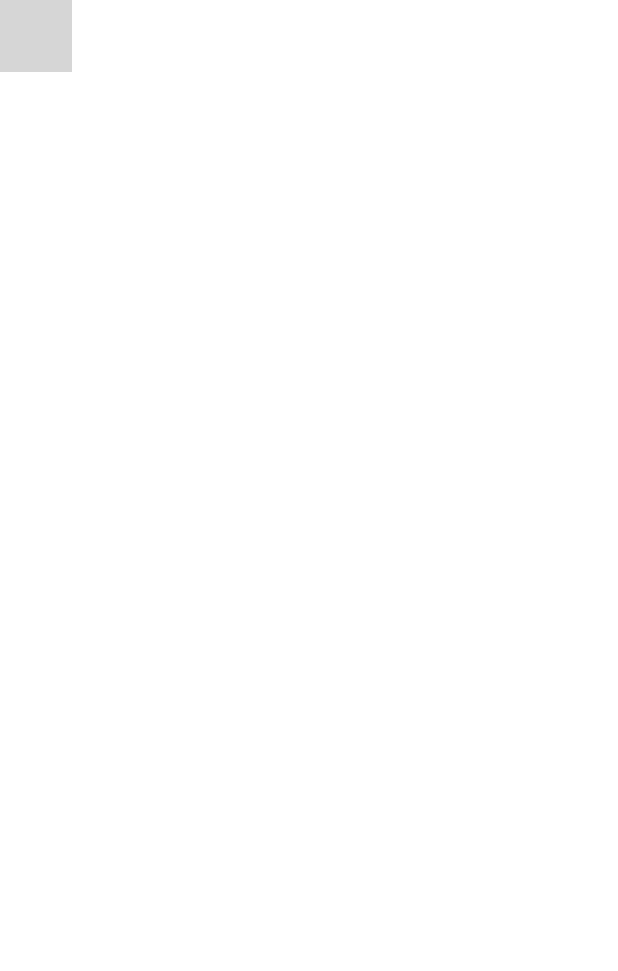
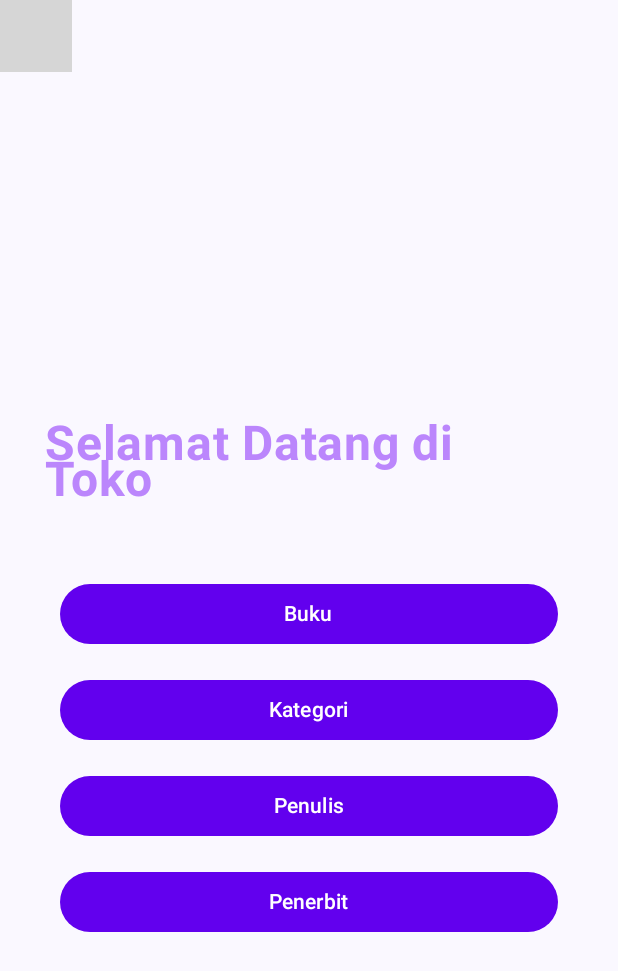
Before and after one commit to tiarahasnabila/A2_0004, an Android app built with Jetpack Compose: the composable PengelolaHalaman shown on its own in the app's theme, on a phone screen of 412 x 824 dp. Shown: the top 971 px of the screen. Run offline under Robolectric (Android 15) with nearby library versions, the light colour scheme and no system bars; 5 statements that could not run were skipped; grey boxes are pictures that could not be loaded.

Commit message:
menambahkan Halaman Home untuk mengeset Tampilan Ui nya

```diff
--- /dev/null
+++ b/app/src/main/java/com/example/uaspam/ui/HalamanHome.kt
@@ -0,0 +1,139 @@
+package com.example.uaspam.ui
+
+import androidx.compose.foundation.layout.Arrangement
+import androidx.compose.foundation.layout.Box
+import androidx.compose.foundation.layout.Column
+import androidx.compose.foundation.layout.fillMaxSize
+import androidx.compose.foundation.layout.fillMaxWidth
+import androidx.compose.foundation.layout.padding
+import androidx.compose.material3.Button
+import androidx.compose.material3.ButtonDefaults
+import androidx.compose.material3.Scaffold
+import androidx.compose.material3.Text
+import androidx.compose.runtime.Composable
+import androidx.compose.runtime.LaunchedEffect
+import androidx.compose.runtime.collectAsState
+import androidx.compose.runtime.getValue
+import androidx.compose.ui.Alignment
+import androidx.compose.ui.Modifier
+import androidx.compose.ui.res.colorResource
+import androidx.compose.ui.text.font.FontWeight
+import androidx.compose.ui.unit.dp
+import androidx.compose.ui.unit.sp
+import androidx.lifecycle.viewmodel.compose.viewModel
+import com.example.uaspam.R
+import com.example.uaspam.ui.ViewModel.HalamanHomeViewModel
+import com.example.uaspam.ui.navigation.DestinasiNavigasi
+import com.example.uaspam.ui.navigation.TopAppBarHome
+
+object DestinasiHalamanHome : DestinasiNavigasi {
+    override val route = "halamanhome"
+    override val titleRes = "Halaman Utama"
+}
+
+
+@Composable
+fun HalamanHome(
+    viewModel: HalamanHomeViewModel = viewModel(),
+    onNavigateToBuku: () -> Unit = {},
+    onNavigateToKategori: () -> Unit = {},
+    onNavigateToPenulis: () -> Unit ={},
+    modifier: Modifier = Modifier
+) {
+    val uiState by viewModel.uiState.collectAsState()
+
+    Scaffold(
+        topBar = {
+            TopAppBarHome()
+        },
+        modifier = modifier
+    )
+
+    {
+
+            innerPadding ->
+        Box(
+            modifier = Modifier
+                .fillMaxSize()
+                .padding(innerPadding),
+            contentAlignment = Alignment.Center
+        ) {
+            Column(
+                horizontalAlignment = Alignment.CenterHorizontally,
+                verticalArrangement = Arrangement.spacedBy(16.dp)
+            ) {
+                Text(
+                    text = "Selamat Datang di Toko",
+                    modifier = Modifier.padding(30.dp),
+                    color = colorResource(id = R.color.purple_200),
+                    fontSize = 32.sp,
+                    fontWeight = FontWeight.Bold,
+                )
+
+                Button(
+                    modifier = modifier
+                        .fillMaxWidth()
+                        .padding(start = 40.dp, end = 40.dp),
+                    colors = ButtonDefaults.buttonColors(
+                        containerColor = colorResource(id = R.color.purple_500)
+                    ),
+                    onClick = { viewModel.navigateToBuku() },
+
+                    ) {
+                    Text(
+
+                        text = "Buku")
+                }
+
+                Button(
+                    modifier = modifier
+                        .fillMaxWidth()
+                        .padding(start = 40.dp, end = 40.dp),
+                    colors = ButtonDefaults.buttonColors(
+                        containerColor = colorResource(id = R.color.purple_500)),
+                    onClick = { viewModel.navigateToKategori() }
+                ) {
+                    Text(text = "Kategori")
+                }
+
+                Button(
+                    modifier = modifier
+                        .fillMaxWidth()
+                        .padding(start = 40.dp, end = 40.dp),
+                    colors = ButtonDefaults.buttonColors(
+                        containerColor = colorResource(id = R.color.purple_500)),
+                    onClick = { viewModel.navigateToPenulis() }
+                ) {
+                    Text(text = "Penulis")
+                }
+
+                Button(
+                    modifier = modifier
+                        .fillMaxWidth()
+                        .padding(start = 40.dp, end = 40.dp),
+                    colors = ButtonDefaults.buttonColors(
+                        containerColor = colorResource(id = R.color.purple_500)),
+                    onClick = { viewModel.navigateToPenerbit() }
+                ) {
+                    Text(text = "Penerbit")
+                }
+            }
+        }
+    }
+
+
+
+    LaunchedEffect(uiState.navigateToBuku) {
+        if (uiState.navigateToBuku) {
+            viewModel.resetNavigation()
+            onNavigateToBuku()
+        }
+    }
+
+    LaunchedEffect(uiState.navigateToKategori) {
+        if (uiState.navigateToKategori) {
+            viewModel.resetNavigation()
+            onNavigateToKategori()
+        }
+    }
+}
--- a/app/src/main/java/com/example/uaspam/ui/navigation/PengelolaHalaman.kt
+++ b/app/src/main/java/com/example/uaspam/ui/navigation/PengelolaHalaman.kt
@@ -8,40 +8,103 @@ import androidx.navigation.compose.NavHost
 import androidx.navigation.compose.composable
 import androidx.navigation.compose.rememberNavController
 import androidx.navigation.navArgument
+import com.example.uaspam.ui.HalamanHome
+import com.example.uaspam.ui.buku.view.DestinasiDetail
 import com.example.uaspam.ui.buku.view.DestinasiEntry
-import com.example.uaspam.ui.buku.view.DestinasiHome
-import com.example.uaspam.ui.buku.view.DetailDestinasi
-import com.example.uaspam.ui.buku.view.DetailScreen
+import com.example.uaspam.ui.buku.view.DestinasiUpdate
+import com.example.uaspam.ui.buku.view.DetailView
 import com.example.uaspam.ui.buku.view.HomeBukuView
 import com.example.uaspam.ui.buku.view.InsertBukuView
+import com.example.uaspam.ui.buku.view.UpdateScreen
+import com.example.uaspam.ui.kategori.view.HomeKategoriView
 
 @Composable
 fun PengelolaHalaman(
+    modifier: Modifier = Modifier,
     navController: NavHostController = rememberNavController()
 ){
     NavHost(
         navController = navController,
-        startDestination = DestinasiHome.route,
+        startDestination = DestinasiHalamanHome.route,
         modifier = Modifier,
-    ){
-        composable(DestinasiHome.route){
-            HomeBukuView(
-                navigateToltemEntry = { navController.navigate(DestinasiEntry.route) },
-                onDetailClick = {
+    ) {
+
+        composable(DestinasiHalamanHome.route){
+            HalamanHome(
+                onNavigateToBuku = {
+                    navController.navigate(DestinasiHome.route)
+                },
+                onNavigateToKategori = {
+                    navController.navigate(DestinasiHome.route)
                 }
             )
         }
-
+        composable(DestinasiHome.route)
+        {
+            HomeBukuView(
+                onBackClick = {navController.navigate(DestinasiHalamanHome.route)},
+                navigateToItemEntry = {navController.navigate(DestinasiEntry.route)},
+                onDetailClick = { idBuku ->
+                    navController.navigate("${DestinasiDetail.route}/$idBuku")
+                }
+            )
+        }
         composable(DestinasiEntry.route) {
             InsertBukuView(
                 navigateBack = {
-                    navController.navigate(DestinasiHome.route){
-                        popUpTo(DestinasiHome.route){
+                    navController.navigate(DestinasiHome.route) {
+                        popUpTo(DestinasiHome.route) {
                             inclusive = true
                         }
                     }
                 }
             )
         }
+
+        composable(
+            DestinasiDetail.routeWithArgs,
+            arguments = listOf(
+                navArgument(DestinasiDetail.IDBUKU) {
+                    type = NavType.StringType })
+        ) { backStackEntry ->
+            val idBuku = backStackEntry.arguments?.getString(DestinasiDetail.IDBUKU) ?: ""
+            DetailView(
+                navigateBack = { navController.navigateUp() },
+                onEditClick = { navController.navigate("update") },
+                onDeleteClick = { navController.navigateUp() }
+//                idBuku = idBuku // Pass the idBuku to the Detail View
+            )
+        }
+
+        composable(
+            DestinasiUpdate.routeWithArgs,
+            arguments = listOf(
+                navArgument(DestinasiUpdate.IDBUKU) {
+                    type = NavType.StringType
+                }
+            )
+        ) {
+            UpdateScreen(
+                NavigateBack = {
+                    navController.popBackStack()
+                },
+                onNavigate = {
+                    navController.popBackStack()
+                },
+            )
+        }
+
+        // tabel kategori
+
+//        composable(DestinasiHome.route)
+//        {
+//            HomeKategoriView(
+////                onBackClick = {navController.navigate(DestinasiHalamanHome.route)},
+//                navigateToItemEntry = {navController.navigate(DestinasiEntry.route)},
+//                onDetailClick = { idKategori ->
+//                    navController.navigate("${DestinasiDetail.route}/$idKategori")
+//                }
+//            )
+//        }
     }
 }
```
